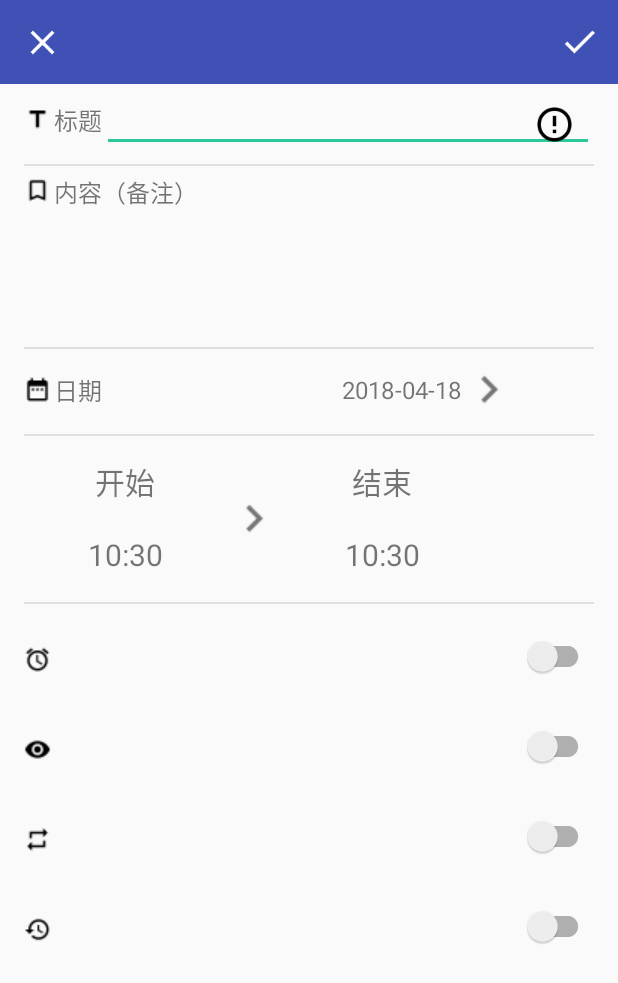
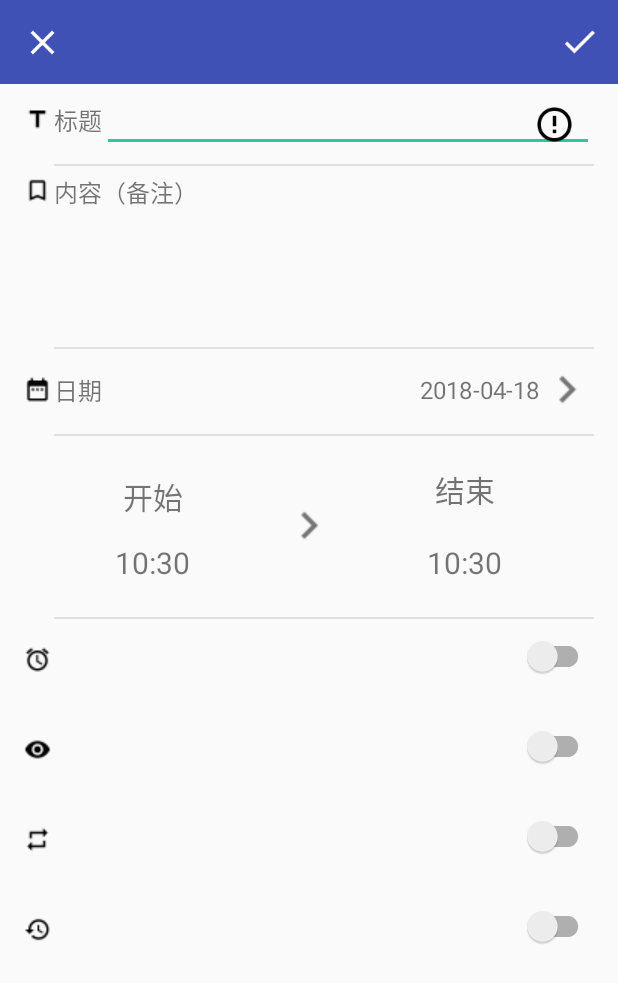
Before and after one commit to 264dormitory/android, an Android app: the CreateTaskActivity screen opened directly, with no data from a screen before it, on a phone screen of 412 x 824 dp. Shown: the top 983 px of the screen. Run offline under Robolectric (Android 15) with nearby library versions, the phone set to English and light mode, and no system bars; libraries missing offline, so code that uses them is left out: com.bigkoo.pickerview, com.rey.material, io.blackbox_vision.materialcalendarview; plain views replace Switch; 18 statements that could not run were skipped.

Commit message:
修改下划线即时间栏的creat_task.xml样式

```diff
--- a/ClatClatter/app/src/main/res/layout/create_task.xml
+++ b/ClatClatter/app/src/main/res/layout/create_task.xml
@@ -1,5 +1,8 @@
 <?xml version="1.0" encoding="utf-8"?>
 <!--创建任务时的主页面-->
+<ScrollView xmlns:android="http://schemas.android.com/apk/res/android"
+    android:layout_width="match_parent"
+    android:layout_height="match_parent" >
 
 <LinearLayout
     xmlns:android="http://schemas.android.com/apk/res/android"
@@ -24,6 +27,7 @@
         这个标签加上就会监听它的子容器，如果有滚动事件，toolbar就会产生相应的动作
     用来隐藏原本的actionbar-->
     <!--界面上部-->
+
 
 
     <!--该linerlayout包含标题栏和下划线-->
@@ -69,12 +73,17 @@
                 android:src="@drawable/ic_error" />
         </LinearLayout>
         <!--此为下划线-->
+        <LinearLayout
+            android:layout_width="match_parent"
+            android:layout_height="match_parent"
+            android:paddingLeft="20dp">
             <View
                 android:layout_width="match_parent"
                 android:layout_height="1dp"
                 android:layout_marginBottom="5dp"
                 android:layout_marginTop="5dp"
                 android:background="@color/background" />
+        </LinearLayout>
 
     </LinearLayout>
     <!--标题行结束-->
@@ -138,12 +147,17 @@
         android:paddingRight="16dp"
         android:orientation="vertical">
         <!--此为下划线-->
+        <LinearLayout
+            android:layout_width="match_parent"
+            android:layout_height="match_parent"
+            android:paddingLeft="20dp">
             <View
                 android:layout_width="match_parent"
                 android:layout_height="1dp"
                 android:layout_marginBottom="5dp"
                 android:layout_marginTop="5dp"
                 android:background="@color/background" />
+        </LinearLayout>
     </LinearLayout>
     <!--日期行开始-->
     <LinearLayout
@@ -159,6 +173,7 @@
             android:layout_height="48dp"
             android:orientation="horizontal">
 
+
             <ImageView
                 android:layout_width="wrap_content"
                 android:layout_height="wrap_content"
@@ -172,28 +187,39 @@
                 android:text="日期"
                 android:layout_gravity="center_vertical"
                 android:textSize="16sp"/>
+            <!--用于将显示时间的TextView居于屏幕右边-->
+            <LinearLayout
+                android:layout_width="match_parent"
+                android:layout_height="wrap_content"
+                android:orientation="vertical"
+                android:layout_weight="0.35"
+                android:layout_gravity="center">
                 <TextView
                     android:layout_width="wrap_content"
                     android:layout_height="wrap_content"
                     android:id="@+id/tvTime"
                     android:textSize="16sp"
-                android:gravity="right"
-                android:layout_gravity="center_vertical"
-                android:layout_marginLeft="160dp"/>
+                    android:layout_gravity="center_vertical|right" />
+            </LinearLayout>
             <ImageView
                 android:layout_width="wrap_content"
                 android:layout_height="wrap_content"
                 android:src="@drawable/arrow"
-                android:layout_gravity="center"/>
+                android:layout_gravity="center_vertical|left"/>
 
         </LinearLayout>
         <!--此为下划线-->
+        <LinearLayout
+            android:layout_width="match_parent"
+            android:layout_height="match_parent"
+            android:paddingLeft="20dp">
             <View
                 android:layout_width="match_parent"
                 android:layout_height="1dp"
                 android:layout_marginBottom="5dp"
                 android:layout_marginTop="5dp"
                 android:background="@color/background" />
+        </LinearLayout>
 
     </LinearLayout>
 
@@ -202,75 +228,87 @@
     <LinearLayout
         android:layout_width="match_parent"
         android:layout_height="120dp"
+        android:orientation="vertical"
         android:paddingLeft="16dp"
-        android:paddingRight="16dp"
-        android:orientation="vertical">
+        android:paddingRight="16dp">
         <!--下面的容器包含开始容器，图片和结束容器-->
         <LinearLayout
             android:layout_width="match_parent"
-            android:layout_height="100dp"
+            android:layout_height="110dp"
             android:orientation="horizontal">
             <!--下面容器为开始容器-->
             <LinearLayout
+                android:id="@+id/time_start"
                 android:layout_width="135dp"
                 android:layout_height="match_parent"
-                android:orientation="vertical"
-                android:id="@+id/time_start">
-                <TextView
-                    xmlns:liming="http://schemas.android.com/apk/res/com.jacklee.clatclatter"
+                android:layout_gravity="left"
+                android:layout_weight="0.9"
+                android:orientation="vertical">
+
+                <TextView xmlns:liming="http://schemas.android.com/apk/res/com.jacklee.clatclatter"
                     android:layout_width="wrap_content"
                     android:layout_height="wrap_content"
-                    android:layout_marginTop="10dp"
+                    android:layout_gravity="center_horizontal"
+                    android:layout_marginTop="20dp"
                     android:text="开始"
-                    android:layout_gravity="center_horizontal"
-                    android:textSize="20sp"/>
+                    android:textSize="20sp" />
+
                 <TextView
+                    android:id="@+id/show_time"
                     android:layout_width="wrap_content"
                     android:layout_height="wrap_content"
-                    android:id="@+id/show_time"
-                    android:textSize="20sp"
-                    android:layout_marginTop="20dp"
+                    android:layout_gravity="center_horizontal"
+                    android:layout_marginTop="15dp"
                     android:gravity="right"
-                    android:layout_gravity="center_horizontal" />
+                    android:textSize="20sp" />
             </LinearLayout>
-            <!--下面的为下划线-->
+            <!--下面的为箭头-->
             <ImageView
                 android:layout_width="wrap_content"
                 android:layout_height="wrap_content"
-                android:src="@drawable/arrow"
-                android:layout_gravity="center"/>
+                android:layout_gravity="center"
+                android:src="@drawable/arrow" />
             <!--下面为结束容器-->
             <LinearLayout
+                android:id="@+id/time_end"
                 android:layout_width="135dp"
                 android:layout_height="match_parent"
-                android:orientation="vertical"
-                android:id="@+id/time_end">
-                <TextView
-                    xmlns:liming="http://schemas.android.com/apk/res/com.jacklee.clatclatter"
+                android:layout_gravity="right"
+                android:layout_weight="0.9"
+                android:orientation="vertical">
+
+                <TextView xmlns:liming="http://schemas.android.com/apk/res/com.jacklee.clatclatter"
                     android:layout_width="wrap_content"
                     android:layout_height="wrap_content"
-                    android:layout_marginTop="10dp"
+                    android:layout_gravity="center_horizontal"
+                    android:layout_marginTop="15dp"
                     android:text="结束"
-                    android:layout_gravity="center_horizontal"
-                    android:textSize="20sp"/>
+                    android:textSize="20sp" />
+
                 <TextView
+                    android:id="@+id/show_time2"
                     android:layout_width="wrap_content"
                     android:layout_height="wrap_content"
-                    android:id="@+id/show_time2"
-                    android:textSize="20sp"
+                    android:layout_gravity="center_horizontal"
                     android:layout_marginTop="20dp"
                     android:gravity="right"
-                    android:layout_gravity="center_horizontal" />
+                    android:textSize="20sp" />
             </LinearLayout>
         </LinearLayout>
         <!--内容容器结束-->
         <!--此为下划线-->
+        <LinearLayout
+            android:layout_width="match_parent"
+            android:layout_height="match_parent"
+            android:paddingLeft="20dp">
             <View
                 android:layout_width="match_parent"
                 android:layout_height="1dp"
                 android:layout_marginBottom="5dp"
                 android:layout_marginTop="5dp"
                 android:background="@color/background" />
+        </LinearLayout>
+
 
     </LinearLayout>
     <!--时间行结束-->
@@ -312,6 +350,5 @@
         liming:title="提醒"
         liming:src="@drawable/ic_remind"/>
 
-
-
 </LinearLayout>
+</ScrollView>
--- a/ClatClatter/app/src/main/res/layout/row_switch.xml
+++ b/ClatClatter/app/src/main/res/layout/row_switch.xml
@@ -61,7 +61,10 @@
             />
     </LinearLayout>
 
-
+    <LinearLayout
+        android:layout_width="match_parent"
+        android:layout_height="match_parent"
+        android:paddingLeft="20dp">
         <View
             android:id="@+id/delimiter"
             android:layout_height="1dp"
@@ -69,5 +72,7 @@
             android:background="@color/background"
             android:layout_marginBottom="5dp"
             android:layout_marginTop="5dp" />
+    </LinearLayout>
+
 
 </LinearLayout>
```
Lines whose indentation alone changed are shown as unchanged.
